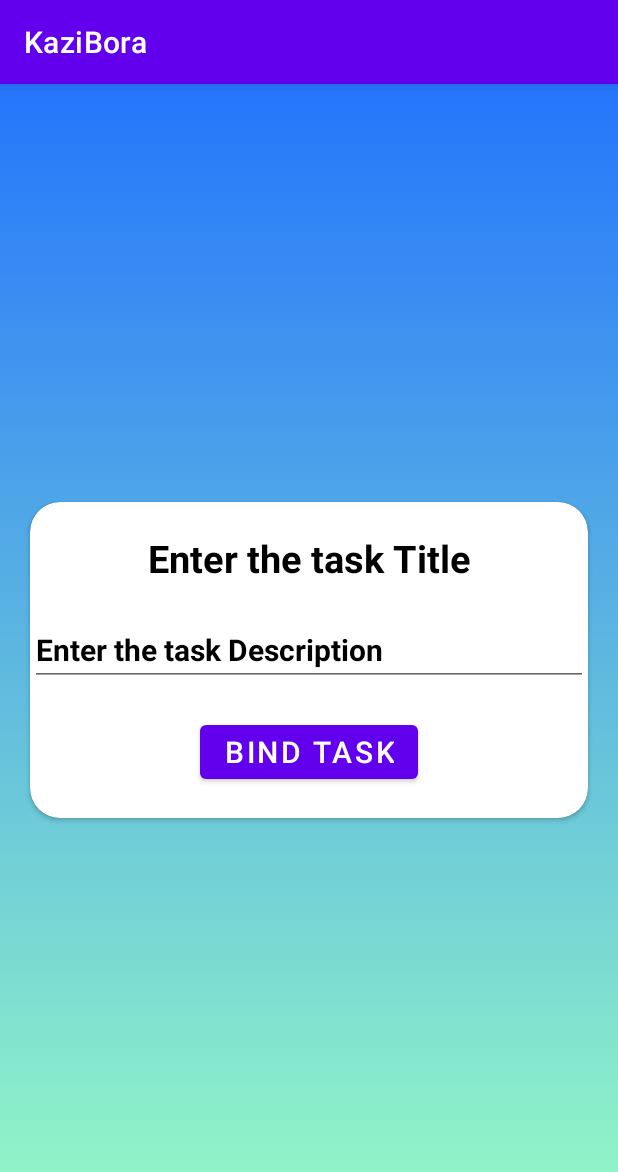
After one commit to v-magiri/KaziBora, an Android app: the Task_Description screen opened directly, with no data from a screen before it, on a phone screen of 412 x 824 dp. The commit adds this screen. Shown: the top 1172 px of the screen. Run offline under Robolectric (Android 15) with nearby library versions, the phone set to English and light mode, and no system bars; 2 statements that could not run were skipped.

Commit message:
Add Employee View of Task

```diff
--- a/app/src/main/AndroidManifest.xml
+++ b/app/src/main/AndroidManifest.xml
@@ -11,6 +11,9 @@
         android:roundIcon="@drawable/icon_kazi_bora"
         android:supportsRtl="true"
         android:theme="@style/Theme.KaziBora">
+        <activity
+            android:name="Employee.Task_Description"
+            android:exported="true" />
         <activity
             android:name="Employee.EmployeeHome"
             android:exported="true" />
--- /dev/null
+++ b/app/src/main/java/Employee/Task_Description.java
@@ -0,0 +1,29 @@
+package Employee;
+
+import androidx.appcompat.app.AppCompatActivity;
+
+import android.content.Intent;
+import android.os.Bundle;
+import android.widget.Button;
+import android.widget.EditText;
+import android.widget.TextView;
+
+import com.magiri.KaziBora.R;
+
+public class Task_Description extends AppCompatActivity {
+    private Button bindBtn;
+    private TextView titleTxt;
+    private EditText descEditTxt;
+    @Override
+    protected void onCreate(Bundle savedInstanceState) {
+        super.onCreate(savedInstanceState);
+        setContentView(R.layout.activity_task_description);
+        bindBtn=findViewById(R.id.bindBtn);
+        titleTxt=findViewById(R.id.titleTxt);
+        descEditTxt=findViewById(R.id.desc_editTxt);
+        Bundle extra=getIntent().getExtras();
+//        Intent intent=getIntent();
+        titleTxt.setText(extra.getString("Task_Title"));
+        descEditTxt.setText(extra.getString("Task_Description"));
+    }
+}
--- a/app/src/main/res/layout/activity_employer_home.xml
+++ b/app/src/main/res/layout/activity_employer_home.xml
@@ -23,7 +23,7 @@
             android:layout_weight="4.5"
             android:layout_gravity="center"
             android:textColor="@color/white"
-            android:layout_margin="10dp"/>
+            android:layout_margin="5dp"/>
         <Button
             android:layout_width="wrap_content"
             android:layout_height="wrap_content"
@@ -34,13 +34,13 @@
             android:layout_weight="4.5"
             android:layout_gravity="center"
             android:textColor="@color/white"
-            android:layout_margin="10dp"/>
+            android:layout_margin="5dp"/>
 
         <Button
             android:id="@+id/buttonLogout"
             android:layout_width="40dp"
             android:layout_height="40dp"
-            android:layout_margin="10dp"
+            android:layout_margin="5dp"
             android:layout_marginVertical="8dp"
             android:layout_weight="1"
             android:gravity="end"
--- /dev/null
+++ b/app/src/main/res/layout/activity_task_description.xml
@@ -0,0 +1,66 @@
+<?xml version="1.0" encoding="utf-8"?>
+<androidx.constraintlayout.widget.ConstraintLayout xmlns:android="http://schemas.android.com/apk/res/android"
+    xmlns:app="http://schemas.android.com/apk/res-auto"
+    xmlns:tools="http://schemas.android.com/tools"
+    android:layout_width="match_parent"
+    android:layout_height="match_parent"
+    tools:context="Employee.Task_Description"
+    android:background="@drawable/employee_background">
+    <androidx.cardview.widget.CardView
+        android:layout_width="match_parent"
+        android:layout_height="wrap_content"
+        app:cardCornerRadius="20dp"
+        android:elevation="30dp"
+        app:layout_constraintTop_toTopOf="parent"
+        app:layout_constraintBottom_toBottomOf="parent"
+        app:layout_constraintStart_toStartOf="parent"
+        app:layout_constraintEnd_toEndOf="parent"
+        android:layout_marginHorizontal="20dp"
+        android:padding="20dp">
+        <ScrollView
+            android:layout_width="match_parent"
+            android:layout_height="wrap_content">
+            <LinearLayout
+                android:layout_width="match_parent"
+                android:layout_height="wrap_content"
+                android:orientation="vertical">
+                <TextView
+                    android:layout_width="match_parent"
+                    android:layout_height="wrap_content"
+                    android:text="@string/task_title"
+                    android:textSize="25sp"
+                    android:layout_marginVertical="20dp"
+                    android:id="@+id/titleTxt"
+                    android:textColor="@color/black"
+                    android:textStyle="bold"
+                    android:gravity="center"/>
+
+                <EditText
+                    android:id="@+id/desc_editTxt"
+                    android:layout_width="match_parent"
+                    android:layout_height="wrap_content"
+                    android:ems="10"
+                    android:textSize="20sp"
+                    android:textStyle="bold"
+                    android:text="@string/task_desc"
+                    android:textColor="@color/black"
+                    android:gravity="start|top"
+                    android:inputType="textMultiLine"
+                    android:editable="false"
+                    android:focusable="false"
+                    android:clickable="false"/>
+                <Button
+                    android:layout_width="wrap_content"
+                    android:layout_height="match_parent"
+                    android:layout_marginVertical="20dp"
+                    android:text="Bind Task"
+                    android:textSize="20sp"
+                    android:id="@+id/bindBtn"
+                    android:layout_gravity="center"/>
+
+
+            </LinearLayout>
+        </ScrollView>
+    </androidx.cardview.widget.CardView>
+
+</androidx.constraintlayout.widget.ConstraintLayout>
```
Also changed, not shown: app/src/main/java/Employee/EmployeeHome.java (+18 -2 lines), app/src/main/java/com/magiri/KaziBora/HelperAdapter.java (+14 -4 lines).
